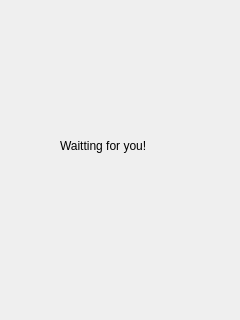
This is Client/client_gui/src/changemyinfo.ui in zyoohv/Lilink as Qt 5 draws it before an edit. The edited form follows.
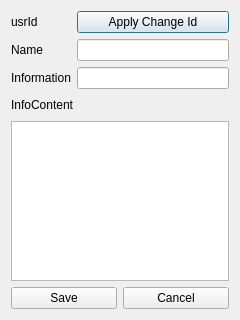
This is the edited form.

The edit to the form file:
```diff
--- a/Client/client_gui/src/changemyinfo.ui
+++ b/Client/client_gui/src/changemyinfo.ui
@@ -13,19 +13,95 @@
   <property name="windowTitle">
    <string>Change information</string>
   </property>
-  <widget class="QLabel" name="label">
-   <property name="geometry">
-    <rect>
-     <x>60</x>
-     <y>130</y>
-     <width>111</width>
-     <height>31</height>
-    </rect>
-   </property>
-   <property name="text">
-    <string>Waitting for you!</string>
-   </property>
-  </widget>
+  <layout class="QVBoxLayout" name="verticalLayout_2">
+   <item>
+    <layout class="QGridLayout" name="gridLayout">
+     <item row="0" column="0">
+      <widget class="QLabel" name="usrId">
+       <property name="text">
+        <string>usrId</string>
+       </property>
+      </widget>
+     </item>
+     <item row="0" column="1">
+      <widget class="QPushButton" name="pushButton">
+       <property name="text">
+        <string>Apply Change Id</string>
+       </property>
+      </widget>
+     </item>
+     <item row="1" column="0">
+      <widget class="QLabel" name="name">
+       <property name="text">
+        <string>Name</string>
+       </property>
+      </widget>
+     </item>
+     <item row="1" column="1">
+      <widget class="QLineEdit" name="nameLineEdit"/>
+     </item>
+     <item row="2" column="0">
+      <widget class="QLabel" name="information">
+       <property name="text">
+        <string>Information</string>
+       </property>
+      </widget>
+     </item>
+     <item row="2" column="1">
+      <widget class="QLineEdit" name="infoLineEdit"/>
+     </item>
+    </layout>
+   </item>
+   <item>
+    <layout class="QVBoxLayout" name="verticalLayout">
+     <item>
+      <layout class="QHBoxLayout" name="horizontalLayout">
+       <item>
+        <widget class="QLabel" name="InfoContent">
+         <property name="text">
+          <string>InfoContent</string>
+         </property>
+        </widget>
+       </item>
+       <item>
+        <spacer name="horizontalSpacer">
+         <property name="orientation">
+          <enum>Qt::Horizontal</enum>
+         </property>
+         <property name="sizeHint" stdset="0">
+          <size>
+           <width>58</width>
+           <height>20</height>
+          </size>
+         </property>
+        </spacer>
+       </item>
+      </layout>
+     </item>
+     <item>
+      <widget class="QTextBrowser" name="textBrowser"/>
+     </item>
+    </layout>
+   </item>
+   <item>
+    <layout class="QHBoxLayout" name="horizontalLayout_2">
+     <item>
+      <widget class="QPushButton" name="saveButton">
+       <property name="text">
+        <string>Save</string>
+       </property>
+      </widget>
+     </item>
+     <item>
+      <widget class="QPushButton" name="cancelButton">
+       <property name="text">
+        <string>Cancel</string>
+       </property>
+      </widget>
+     </item>
+    </layout>
+   </item>
+  </layout>
  </widget>
  <resources/>
  <connections/>
```
